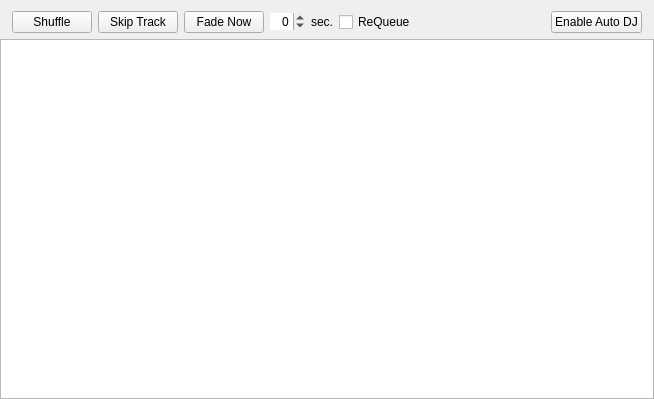
Above: mixxx/src/dlgautodj.ui from mixxxcommunity/mixxx before the change. Below: the same form after it.
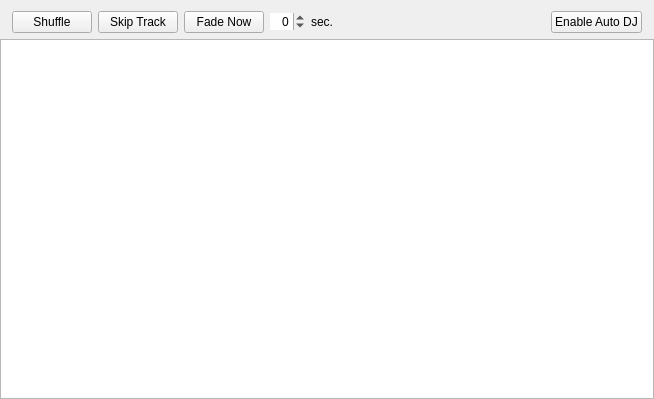
That is the form after the change.

```diff
--- a/mixxx/src/dlgautodj.ui
+++ b/mixxx/src/dlgautodj.ui
@@ -108,16 +108,6 @@
        </property>
       </widget>
      </item>
-     <item>
-      <widget class="QCheckBox" name="checkBoxReQueue">
-       <property name="toolTip">
-        <string>&lt;html&gt;&lt;head/&gt;&lt;body&gt;&lt;p&gt;Add played tracks to the end of the AutoDJ playlist.&lt;/p&gt;&lt;/body&gt;&lt;/html&gt;</string>
-       </property>
-       <property name="text">
-        <string>ReQueue</string>
-       </property>
-      </widget>
-     </item>
      <item>
       <spacer name="horizontalSpacer">
        <property name="orientation">
```
